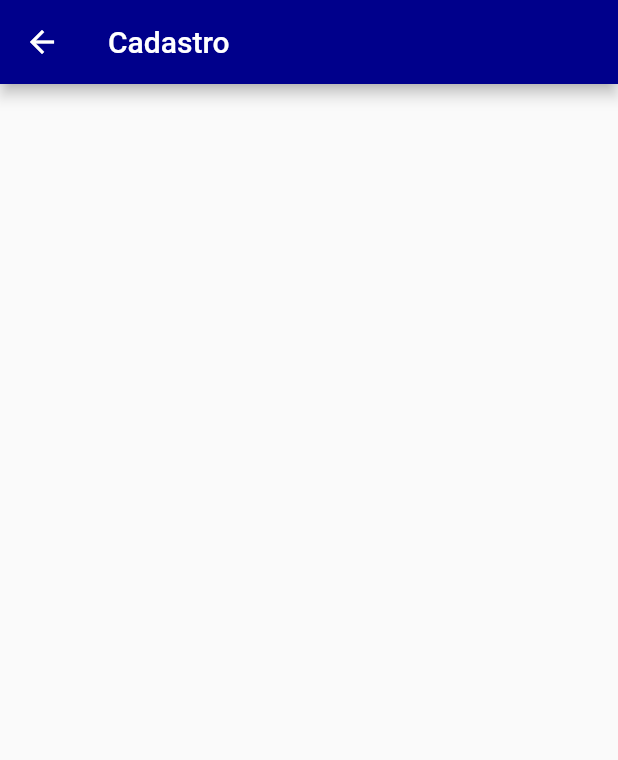
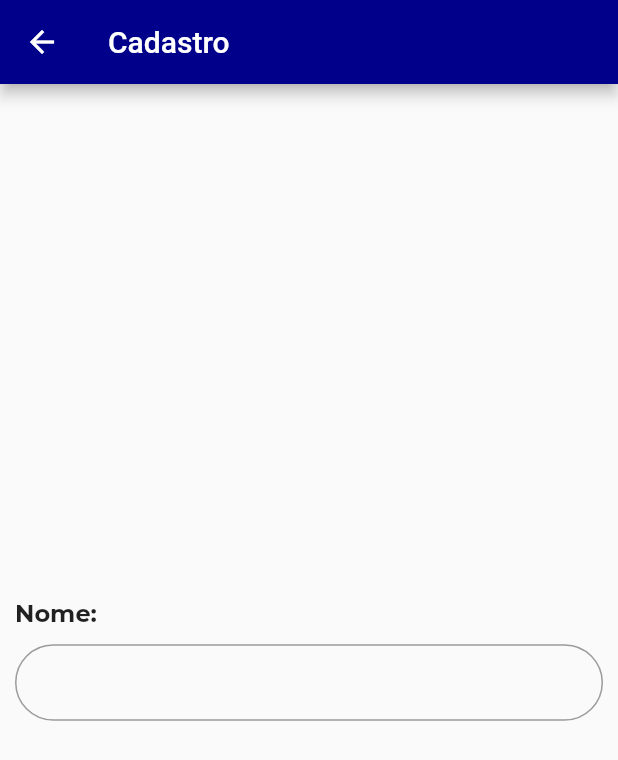
Before and after one commit to wendersonads/gpp-app, a Flutter app: the screen it shows after launch, after a tap on the "person" icon, on a phone screen of 412 x 824 dp. Shown: the top 760 px of the screen. Run offline on Flutter 3.47's test engine with Material 2 defaults, Android fonts, the phone set to English and light mode, and no system bars; our stand-ins replace flutter_dotenv, fluttertoast, google_fonts, logger.

```diff
--- a/gpp-app/gpp_app/lib/main.dart
+++ b/gpp-app/gpp_app/lib/main.dart
@@ -1,7 +1,9 @@
 import 'package:flutter/material.dart';
 import 'package:flutter_app/view/login_view.dart';
+import 'package:flutter_dotenv/flutter_dotenv.dart';
 
-void main() {
+void main() async {
+  //await dotenv.load(fileName: "env");
   runApp(
     const MaterialApp(
       title: 'Login',
--- a/gpp-app/gpp_app/lib/view/cadastro_view.dart
+++ b/gpp-app/gpp_app/lib/view/cadastro_view.dart
@@ -1,4 +1,5 @@
 import 'package:flutter/material.dart';
+import 'package:flutter_app/shared/custom_export.dart';
 
 class CadastroView extends StatefulWidget {
   const CadastroView({super.key});
@@ -8,6 +9,7 @@ class CadastroView extends StatefulWidget {
 }
 
 class _CadastroViewState extends State<CadastroView> {
+   final TextEditingController _nameController = TextEditingController();
   @override
   Widget build(BuildContext context) {
     return Scaffold(
@@ -17,7 +19,14 @@ class _CadastroViewState extends State<CadastroView> {
       ),
       body: Center(
         child: Column(
-          children: [],
+          mainAxisAlignment: MainAxisAlignment.center,
+          children: [
+            CustomInput(
+              title: 'Nome:',
+              controller: _nameController
+              ),
+
+          ],
         ),
       ),
     );
--- a/gpp-app/gpp_app/pubspec.yaml
+++ b/gpp-app/gpp_app/pubspec.yaml
@@ -39,6 +39,8 @@ dependencies:
   google_fonts: ^5.1.0
   fluttertoast: ^8.0.5
   logger: ^1.1.0
+  flutter_dotenv: ^5.0.2
+
 
 
 dev_dependencies:
```
Also changed, not shown: gpp-app/gpp_app/pubspec.lock, 3 other files.
